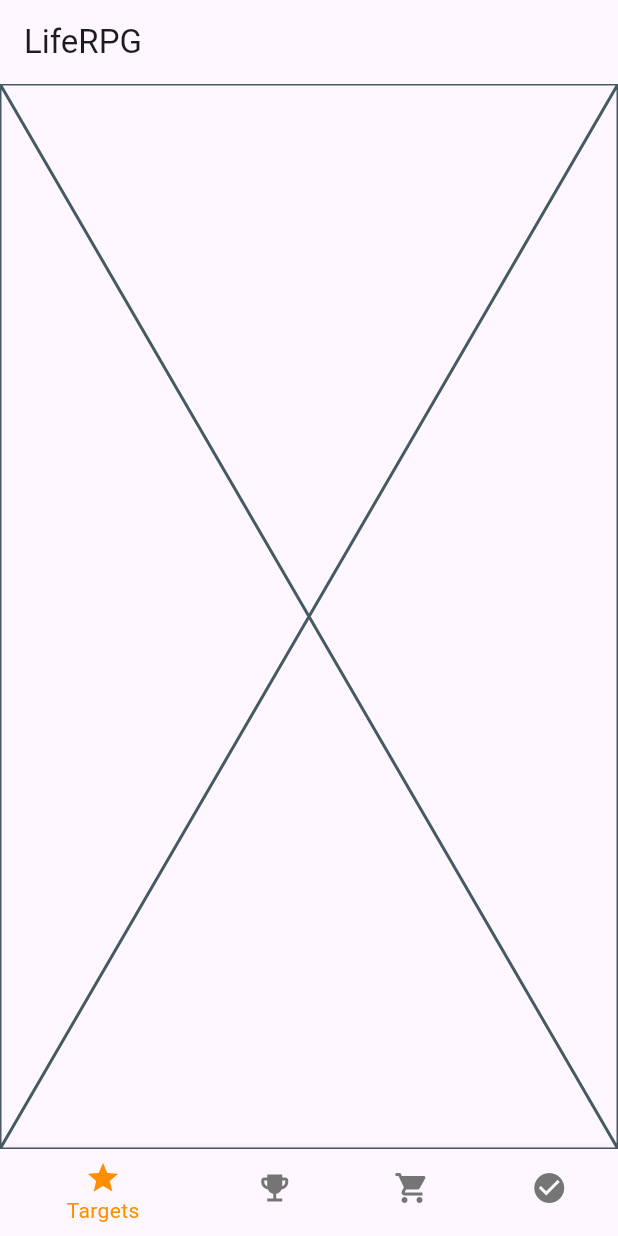
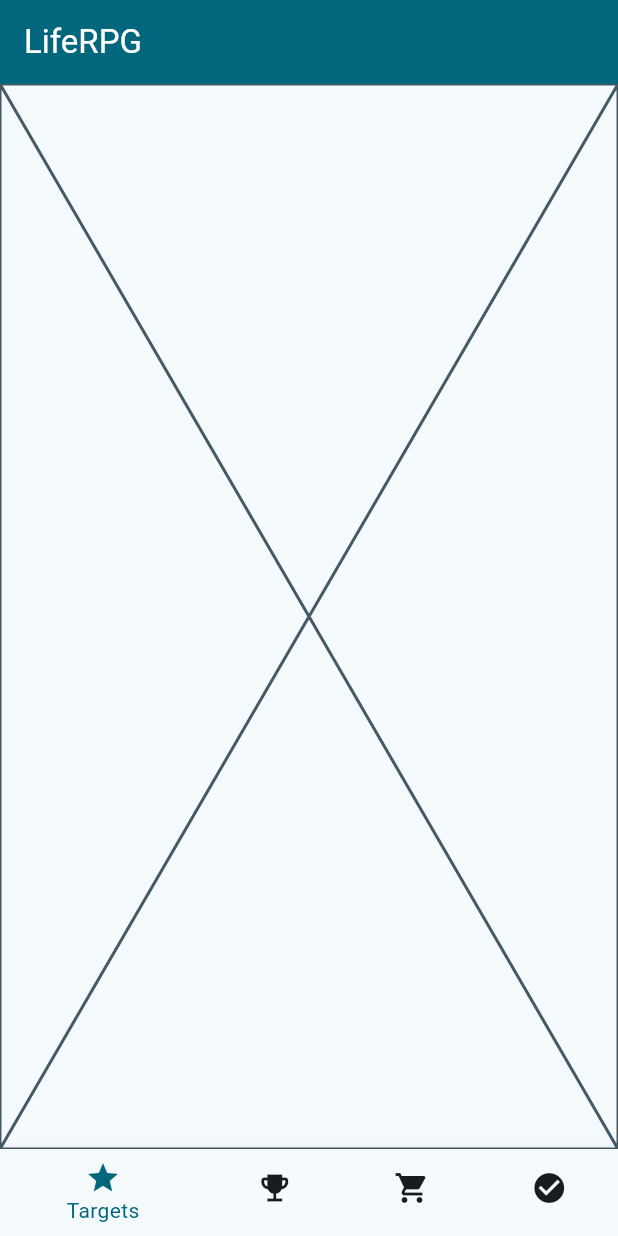
Before and after one commit to camel-exvl/LifeRPG, a Flutter app: the screen it shows after launch, on a phone screen of 412 x 824 dp. Run offline on Flutter 3.47's test engine with Material 3 defaults, Android fonts, the phone set to English and light mode, and no system bars; generated files the repository leaves out were written again; Roboto replaces fonts that are missing (Fusion Pixel 10px Proportional zh_hans Regular).

Commit message:
feat: 增加主题、国际化功能 (#5)

```diff
--- /dev/null
+++ b/l10n.yaml
@@ -0,0 +1,3 @@
+arb-dir: lib/l10n
+template-arb-file: intl_en.arb
+output-localization-file: app_localizations.dart
--- /dev/null
+++ b/lib/l10n/intl_en.arb
@@ -0,0 +1,7 @@
+{
+  "appName": "LifeRPG",
+  "targetsTab": "Targets",
+  "challengeTab": "Challenge",
+  "shopTab": "Shop",
+  "statusTab": "Status"
+}
--- /dev/null
+++ b/lib/l10n/intl_zh.arb
@@ -0,0 +1,7 @@
+{
+  "appName": "RPG人生",
+  "targetsTab": "目标",
+  "challengeTab": "挑战",
+  "shopTab": "商店",
+  "statusTab": "状态"
+}
--- a/lib/main.dart
+++ b/lib/main.dart
@@ -1,5 +1,7 @@
 import 'package:flutter/material.dart';
+import 'package:flutter_gen/gen_l10n/app_localizations.dart';
 import 'package:liferpg/page/home.dart';
+import 'package:liferpg/theme.dart';
 
 void main() {
   runApp(const LifeRPG());
@@ -12,27 +14,12 @@ class LifeRPG extends StatelessWidget {
   @override
   Widget build(BuildContext context) {
     return MaterialApp(
-      title: 'LifeRPG',
-      theme: ThemeData(
-        // This is the theme of your application.
-        //
-        // TRY THIS: Try running your application with "flutter run". You'll see
-        // the application has a purple toolbar. Then, without quitting the app,
-        // try changing the seedColor in the colorScheme below to Colors.green
-        // and then invoke "hot reload" (save your changes or press the "hot
-        // reload" button in a Flutter-supported IDE, or press "r" if you used
-        // the command line to start the app).
-        //
-        // Notice that the counter didn't reset back to zero; the application
-        // state is not lost during the reload. To reset the state, use hot
-        // restart instead.
-        //
-        // This works for code too, not just values: Most code changes can be
-        // tested with just a hot reload.
-        colorScheme: ColorScheme.fromSeed(seedColor: Colors.deepPurple),
-        useMaterial3: true,
-        fontFamily: 'Fusion Pixel 10px Proportional zh_hans Regular'
-      ),
+      onGenerateTitle: (context) => AppLocalizations.of(context)!.appName,
+      localizationsDelegates: AppLocalizations.localizationsDelegates,
+      supportedLocales: AppLocalizations.supportedLocales,
+      theme: MaterialTheme().light(),
+      darkTheme: MaterialTheme().dark(),
+      themeMode: ThemeMode.system,
       home: const HomePage(),
     );
   }
--- a/lib/page/home.dart
+++ b/lib/page/home.dart
@@ -1,4 +1,5 @@
 import 'package:flutter/material.dart';
+import 'package:flutter_gen/gen_l10n/app_localizations.dart';
 
 class HomePage extends StatefulWidget {
   const HomePage({super.key});
@@ -28,33 +29,35 @@ class _HomePageState extends State<HomePage> {
   Widget build(BuildContext context) {
     return Scaffold(
       appBar: AppBar(
-        title: const Text('LifeRPG'),
+        title: Text(AppLocalizations.of(context)!.appName),
+        foregroundColor: Theme.of(context).colorScheme.onPrimary,
+        backgroundColor: Theme.of(context).colorScheme.primary,
       ),
       body: Center(
         child: _widgetOptions.elementAt(_selectedIndex),
       ),
       bottomNavigationBar: BottomNavigationBar(
-        items: const <BottomNavigationBarItem>[
+        items: <BottomNavigationBarItem>[
           BottomNavigationBarItem(
-            icon: Icon(Icons.star),
-            label: 'Targets',
+            icon: const Icon(Icons.star),
+            label: AppLocalizations.of(context)!.targetsTab,
           ),
           BottomNavigationBarItem(
-            icon: Icon(Icons.emoji_events),
-            label: 'Challenge',
+            icon: const Icon(Icons.emoji_events),
+            label: AppLocalizations.of(context)!.challengeTab,
           ),
           BottomNavigationBarItem(
-            icon: Icon(Icons.shopping_cart),
-            label: 'Shop',
+            icon: const Icon(Icons.shopping_cart),
+            label: AppLocalizations.of(context)!.shopTab,
           ),
           BottomNavigationBarItem(
-            icon: Icon(Icons.check_circle),
-            label: 'Status',
+            icon: const Icon(Icons.check_circle),
+            label: AppLocalizations.of(context)!.statusTab,
           ),
         ],
         currentIndex: _selectedIndex,
-        unselectedItemColor: Colors.grey[600],
-        selectedItemColor: Colors.amber[800],
+        unselectedItemColor: Theme.of(context).colorScheme.onSurface,
+        selectedItemColor: Theme.of(context).colorScheme.primary,
         onTap: _onItemTapped,
       ),
     );
--- /dev/null
+++ b/lib/theme.dart
@@ -0,0 +1,316 @@
+import "package:flutter/material.dart";
+
+// add text theme here
+const textTheme = TextTheme();
+
+class MaterialTheme {
+  static MaterialScheme lightScheme() {
+    return const MaterialScheme(
+      brightness: Brightness.light,
+      primary: Color(0xff02677d),
+      surfaceTint: Color(0xff02677d),
+      onPrimary: Color(0xffffffff),
+      primaryContainer: Color(0xffb3ebff),
+      onPrimaryContainer: Color(0xff001f27),
+      secondary: Color(0xff4c626a),
+      onSecondary: Color(0xffffffff),
+      secondaryContainer: Color(0xffcee6f0),
+      onSecondaryContainer: Color(0xff061e25),
+      tertiary: Color(0xff595c7e),
+      onTertiary: Color(0xffffffff),
+      tertiaryContainer: Color(0xffdfe0ff),
+      onTertiaryContainer: Color(0xff151937),
+      error: Color(0xffba1a1a),
+      onError: Color(0xffffffff),
+      errorContainer: Color(0xffffdad6),
+      onErrorContainer: Color(0xff410002),
+      background: Color(0xfff5fafd),
+      onBackground: Color(0xff171c1f),
+      surface: Color(0xfff5fafd),
+      onSurface: Color(0xff171c1f),
+      surfaceVariant: Color(0xffdbe4e8),
+      onSurfaceVariant: Color(0xff40484b),
+      outline: Color(0xff70787c),
+      outlineVariant: Color(0xffbfc8cc),
+      shadow: Color(0xff000000),
+      scrim: Color(0xff000000),
+      inverseSurface: Color(0xff2c3133),
+      inverseOnSurface: Color(0xffecf1f4),
+      inversePrimary: Color(0xff86d1ea),
+      primaryFixed: Color(0xffb3ebff),
+      onPrimaryFixed: Color(0xff001f27),
+      primaryFixedDim: Color(0xff86d1ea),
+      onPrimaryFixedVariant: Color(0xff004e5f),
+      secondaryFixed: Color(0xffcee6f0),
+      onSecondaryFixed: Color(0xff061e25),
+      secondaryFixedDim: Color(0xffb3cad4),
+      onSecondaryFixedVariant: Color(0xff344a52),
+      tertiaryFixed: Color(0xffdfe0ff),
+      onTertiaryFixed: Color(0xff151937),
+      tertiaryFixedDim: Color(0xffc1c4eb),
+      onTertiaryFixedVariant: Color(0xff414465),
+      surfaceDim: Color(0xffd6dbdd),
+      surfaceBright: Color(0xfff5fafd),
+      surfaceContainerLowest: Color(0xffffffff),
+      surfaceContainerLow: Color(0xffeff4f7),
+      surfaceContainer: Color(0xffeaeff1),
+      surfaceContainerHigh: Color(0xffe4e9ec),
+      surfaceContainerHighest: Color(0xffdee3e6),
+    );
+  }
+
+  ThemeData light() {
+    return theme(lightScheme().toColorScheme());
+  }
+
+  static MaterialScheme darkScheme() {
+    return const MaterialScheme(
+      brightness: Brightness.dark,
+      primary: Color(0xff86d1ea),
+      surfaceTint: Color(0xff86d1ea),
+      onPrimary: Color(0xff003642),
+      primaryContainer: Color(0xff004e5f),
+      onPrimaryContainer: Color(0xffb3ebff),
+      secondary: Color(0xffb3cad4),
+      onSecondary: Color(0xff1d333b),
+      secondaryContainer: Color(0xff344a52),
+      onSecondaryContainer: Color(0xffcee6f0),
+      tertiary: Color(0xffc1c4eb),
+      onTertiary: Color(0xff2b2e4d),
+      tertiaryContainer: Color(0xff414465),
+      onTertiaryContainer: Color(0xffdfe0ff),
+      error: Color(0xffffb4ab),
+      onError: Color(0xff690005),
+      errorContainer: Color(0xff93000a),
+      onErrorContainer: Color(0xffffdad6),
+      background: Color(0xff0f1416),
+      onBackground: Color(0xffdee3e6),
+      surface: Color(0xff0f1416),
+      onSurface: Color(0xffdee3e6),
+      surfaceVariant: Color(0xff40484b),
+      onSurfaceVariant: Color(0xffbfc8cc),
+      outline: Color(0xff899296),
+      outlineVariant: Color(0xff40484b),
+      shadow: Color(0xff000000),
+      scrim: Color(0xff000000),
+      inverseSurface: Color(0xffdee3e6),
+      inverseOnSurface: Color(0xff2c3133),
+      inversePrimary: Color(0xff02677d),
+      primaryFixed: Color(0xffb3ebff),
+      onPrimaryFixed: Color(0xff001f27),
+      primaryFixedDim: Color(0xff86d1ea),
+      onPrimaryFixedVariant: Color(0xff004e5f),
+      secondaryFixed: Color(0xffcee6f0),
+      onSecondaryFixed: Color(0xff061e25),
+      secondaryFixedDim: Color(0xffb3cad4),
+      onSecondaryFixedVariant: Color(0xff344a52),
+      tertiaryFixed: Color(0xffdfe0ff),
+      onTertiaryFixed: Color(0xff151937),
+      tertiaryFixedDim: Color(0xffc1c4eb),
+      onTertiaryFixedVariant: Color(0xff414465),
+      surfaceDim: Color(0xff0f1416),
+      surfaceBright: Color(0xff343a3c),
+      surfaceContainerLowest: Color(0xff0a0f11),
+      surfaceContainerLow: Color(0xff171c1f),
+      surfaceContainer: Color(0xff1b2023),
+      surfaceContainerHigh: Color(0xff252b2d),
+      surfaceContainerHighest: Color(0xff303638),
+    );
+  }
+
+  ThemeData dark() {
+    return theme(darkScheme().toColorScheme());
+  }
+
+  ThemeData theme(ColorScheme colorScheme) => ThemeData(
+      useMaterial3: true,
+      brightness: colorScheme.brightness,
+      colorScheme: colorScheme,
+      textTheme: textTheme.apply(
+        bodyColor: colorScheme.onSurface,
+        displayColor: colorScheme.onSurface,
+      ),
+      scaffoldBackgroundColor: colorScheme.surface,
+      canvasColor: colorScheme.surface,
+      fontFamily: 'Fusion Pixel 10px Proportional zh_hans Regular');
+
+  List<ExtendedColor> get extendedColors => [];
+}
+
+class MaterialScheme {
+  const MaterialScheme({
+    required this.brightness,
+    required this.primary,
+    required this.surfaceTint,
+    required this.onPrimary,
+    required this.primaryContainer,
+    required this.onPrimaryContainer,
+    required this.secondary,
+    required this.onSecondary,
+    required this.secondaryContainer,
+    required this.onSecondaryContainer,
+    required this.tertiary,
+    required this.onTertiary,
+    required this.tertiaryContainer,
+    required this.onTertiaryContainer,
+    required this.error,
+    required this.onError,
+    required this.errorContainer,
+    required this.onErrorContainer,
+    required this.background,
+    required this.onBackground,
+    required this.surface,
+    required this.onSurface,
+    required this.surfaceVariant,
+    required this.onSurfaceVariant,
+    required this.outline,
+    required this.outlineVariant,
+    required this.shadow,
+    required this.scrim,
+    required this.inverseSurface,
+    required this.inverseOnSurface,
+    required this.inversePrimary,
+    required this.primaryFixed,
+    required this.onPrimaryFixed,
+    required this.primaryFixedDim,
+    required this.onPrimaryFixedVariant,
+    required this.secondaryFixed,
+    required this.onSecondaryFixed,
+    required this.secondaryFixedDim,
+    required this.onSecondaryFixedVariant,
+    required this.tertiaryFixed,
+    required this.onTertiaryFixed,
+    required this.tertiaryFixedDim,
+    required this.onTertiaryFixedVariant,
+    required this.surfaceDim,
+    required this.surfaceBright,
+    required this.surfaceContainerLowest,
+    required this.surfaceContainerLow,
+    required this.surfaceContainer,
+    required this.surfaceContainerHigh,
+    required this.surfaceContainerHighest,
+  });
+
+  final Brightness brightness;
+  final Color primary;
+  final Color surfaceTint;
+  final Color onPrimary;
+  final Color primaryContainer;
+  final Color onPrimaryContainer;
+  final Color secondary;
+  final Color onSecondary;
+  final Color secondaryContainer;
+  final Color onSecondaryContainer;
+  final Color tertiary;
+  final Color onTertiary;
+  final Color tertiaryContainer;
+  final Color onTertiaryContainer;
+  final Color error;
+  final Color onError;
+  final Color errorContainer;
+  final Color onErrorContainer;
+  final Color background;
+  final Color onBackground;
+  final Color surface;
+  final Color onSurface;
+  final Color surfaceVariant;
+  final Color onSurfaceVariant;
+  final Color outline;
+  final Color outlineVariant;
+  final Color shadow;
+  final Color scrim;
+  final Color inverseSurface;
+  final Color inverseOnSurface;
+  final Color inversePrimary;
+  final Color primaryFixed;
+  final Color onPrimaryFixed;
+  final Color primaryFixedDim;
+  final Color onPrimaryFixedVariant;
+  final Color secondaryFixed;
+  final Color onSecondaryFixed;
+  final Color secondaryFixedDim;
+  final Color onSecondaryFixedVariant;
+  final Color tertiaryFixed;
+  final Color onTertiaryFixed;
+  final Color tertiaryFixedDim;
+  final Color onTertiaryFixedVariant;
+  final Color surfaceDim;
+  final Color surfaceBright;
+  final Color surfaceContainerLowest;
+  final Color surfaceContainerLow;
+  final Color surfaceContainer;
+  final Color surfaceContainerHigh;
+  final Color surfaceContainerHighest;
+}
+
+extension MaterialSchemeUtils on MaterialScheme {
+  ColorScheme toColorScheme() {
+    return ColorScheme(
+      brightness: brightness,
+      primary: primary,
+      onPrimary: onPrimary,
+      primaryContainer: primaryContainer,
+      onPrimaryContainer: onPrimaryContainer,
+      secondary: secondary,
+      onSecondary: onSecondary,
+      secondaryContainer: secondaryContainer,
+      onSecondaryContainer: onSecondaryContainer,
+      tertiary: tertiary,
+      onTertiary: onTertiary,
+      tertiaryContainer: tertiaryContainer,
+      onTertiaryContainer: onTertiaryContainer,
+      error: error,
+      onError: onError,
+      errorContainer: errorContainer,
+      onErrorContainer: onErrorContainer,
+      // background: background,
+      // onBackground: onBackground,
+      surface: surface,
+      onSurface: onSurface,
+      // surfaceVariant: surfaceVariant,
+      onSurfaceVariant: onSurfaceVariant,
+      outline: outline,
+      outlineVariant: outlineVariant,
+      shadow: shadow,
+      scrim: scrim,
+      inverseSurface: inverseSurface,
+      onInverseSurface: inverseOnSurface,
+      inversePrimary: inversePrimary,
+    );
+  }
+}
+
+class ExtendedColor {
+  final Color seed, value;
+  final ColorFamily light;
+  final ColorFamily lightHighContrast;
+  final ColorFamily lightMediumContrast;
+  final ColorFamily dark;
+  final ColorFamily darkHighContrast;
+  final ColorFamily darkMediumContrast;
+
+  const ExtendedColor({
+    required this.seed,
+    required this.value,
+    required this.light,
+    required this.lightHighContrast,
+    required this.lightMediumContrast,
+    required this.dark,
+    required this.darkHighContrast,
+    required this.darkMediumContrast,
+  });
+}
+
+class ColorFamily {
+  const ColorFamily({
+    required this.color,
+    required this.onColor,
+    required this.colorContainer,
+    required this.onColorContainer,
+  });
+
+  final Color color;
+  final Color onColor;
+  final Color colorContainer;
+  final Color onColorContainer;
+}
--- a/pubspec.yaml
+++ b/pubspec.yaml
@@ -36,6 +36,9 @@ dependencies:
   # Use with the CupertinoIcons class for iOS style icons.
   cupertino_icons: ^1.0.6
   flutter_launcher_icons: ^0.13.1
+  flutter_localizations:
+    sdk: flutter
+  intl: any
 
 dev_dependencies:
   flutter_test:
@@ -58,6 +61,8 @@ flutter:
   # included with your application, so that you can use the icons in
   # the material Icons class.
   uses-material-design: true
+
+  generate: true
 
   # To add assets to your application, add an assets section, like this:
   # assets:
```
Also changed, not shown: pubspec.lock, 8 other files.
